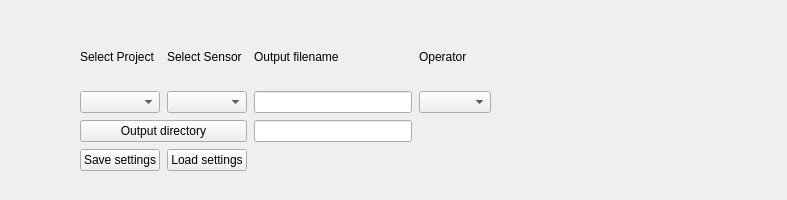
Qt form COMET/QT_Designer_UI/Project_selector.ui (Chilldose/COMET) before a commit.
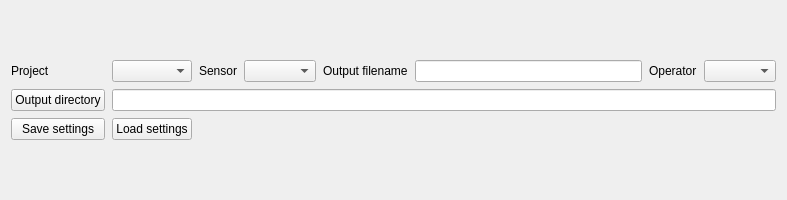
The same form after that commit.

```diff
--- a/COMET/QT_Designer_UI/Project_selector.ui
+++ b/COMET/QT_Designer_UI/Project_selector.ui
@@ -13,23 +13,16 @@
   <property name="windowTitle">
    <string>Form</string>
   </property>
-  <widget class="QWidget" name="gridLayoutWidget">
-   <property name="geometry">
-    <rect>
-     <x>80</x>
-     <y>30</y>
-     <width>411</width>
-     <height>141</height>
-    </rect>
-   </property>
-   <layout class="QGridLayout" name="gridLayout">
+  <layout class="QVBoxLayout" name="verticalLayout">
+   <item>
+    <layout class="QGridLayout" name="settings_layout">
     <property name="sizeConstraint">
      <enum>QLayout::SetDefaultConstraint</enum>
     </property>
     <property name="spacing">
      <number>7</number>
     </property>
-    <item row="1" column="3">
+     <item row="1" column="6">
      <widget class="QLabel" name="operator_label">
       <property name="maximumSize">
        <size>
@@ -42,65 +35,66 @@
       </property>
      </widget>
     </item>
-    <item row="3" column="0" colspan="2">
-     <widget class="QPushButton" name="save_to_button">
-      <property name="text">
-       <string>Output directory</string>
-      </property>
-     </widget>
-    </item>
-    <item row="2" column="3">
+     <item row="1" column="7">
      <widget class="QComboBox" name="operator_comboBox"/>
     </item>
-    <item row="8" column="0">
-     <widget class="QPushButton" name="save_settings_button">
-      <property name="text">
-       <string>Save settings</string>
-      </property>
-     </widget>
-    </item>
-    <item row="2" column="2">
-     <widget class="QLineEdit" name="save_to_edit"/>
+     <item row="1" column="5">
+      <widget class="QLineEdit" name="filename"/>
     </item>
     <item row="1" column="1">
-     <widget class="QLabel" name="sensor_label">
+      <widget class="QComboBox" name="proj_comboBox"/>
+     </item>
+     <item row="1" column="3">
+      <widget class="QComboBox" name="sensor_comboBox"/>
+     </item>
+     <item row="1" column="4">
+      <widget class="QLabel" name="filename_label">
       <property name="text">
-       <string>Select Sensor</string>
+        <string>Output filename</string>
       </property>
      </widget>
     </item>
     <item row="1" column="0">
      <widget class="QLabel" name="project_label">
       <property name="text">
-       <string>Select Project</string>
+        <string>Project</string>
       </property>
      </widget>
     </item>
-    <item row="2" column="0">
-     <widget class="QComboBox" name="project_comboBox"/>
-    </item>
-    <item row="3" column="2">
-     <widget class="QLineEdit" name="output_dir_edit"/>
-    </item>
     <item row="1" column="2">
-     <widget class="QLabel" name="filename_label">
+      <widget class="QLabel" name="sensor_label">
       <property name="text">
-       <string>Output filename</string>
+        <string>Sensor</string>
       </property>
      </widget>
     </item>
-    <item row="8" column="1">
+     <item row="2" column="0">
+      <widget class="QPushButton" name="save_to_button">
+       <property name="text">
+        <string>Output directory</string>
+       </property>
+      </widget>
+     </item>
+     <item row="7" column="0">
+      <widget class="QPushButton" name="save_settings_button">
+       <property name="text">
+        <string>Save settings</string>
+       </property>
+      </widget>
+     </item>
+     <item row="7" column="1">
      <widget class="QPushButton" name="load_settings_button">
       <property name="text">
        <string>Load settings</string>
       </property>
      </widget>
     </item>
-    <item row="2" column="1">
-     <widget class="QComboBox" name="sensor_comboBox"/>
-    </item>
-   </layout>
-  </widget>
+     <item row="2" column="1" colspan="7">
+      <widget class="QLineEdit" name="output_dir_edit"/>
+     </item>
+    </layout>
+   </item>
+  </layout>
  </widget>
  <resources/>
  <connections/>
```
Lines whose indentation alone changed are shown as unchanged.
